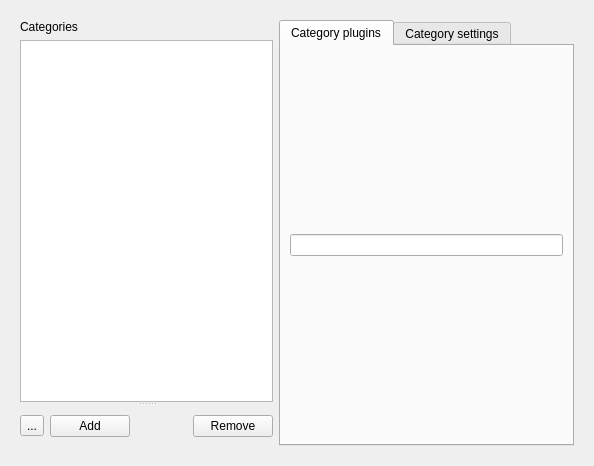
KDE/nepomuk-web-extractor, file service/kcm/categoriesPage.ui: the form before one commit.
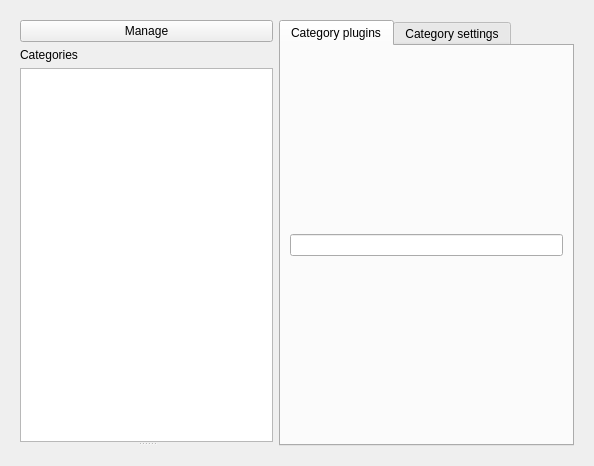
The form after the commit. Custom widgets are drawn as their Qt base class.

The edit to the form file:
```diff
--- a/service/kcm/categoriesPage.ui
+++ b/service/kcm/categoriesPage.ui
@@ -28,6 +28,13 @@
          </property>
          <widget class="QWidget" name="layoutWidget">
           <layout class="QVBoxLayout" name="verticalLayout_2">
+           <item>
+            <widget class="KPushButton" name="manageButton">
+             <property name="text">
+              <string>Manage</string>
+             </property>
+            </widget>
+           </item>
            <item>
             <widget class="QLabel" name="label_4">
              <property name="text">
@@ -41,42 +48,7 @@
           </layout>
          </widget>
          <widget class="QWidget" name="layoutWidget_2">
-          <layout class="QHBoxLayout" name="horizontalLayout_4">
-           <item>
-            <widget class="QToolButton" name="toolButton">
-             <property name="text">
-              <string>...</string>
-             </property>
-            </widget>
-           </item>
-           <item>
-            <widget class="KPushButton" name="kpushbutton">
-             <property name="text">
-              <string>Add</string>
-             </property>
-            </widget>
-           </item>
-           <item>
-            <spacer name="horizontalSpacer_3">
-             <property name="orientation">
-              <enum>Qt::Horizontal</enum>
-             </property>
-             <property name="sizeHint" stdset="0">
-              <size>
-               <width>40</width>
-               <height>20</height>
-              </size>
-             </property>
-            </spacer>
-           </item>
-           <item>
-            <widget class="KPushButton" name="kpushbutton_3">
-             <property name="text">
-              <string>Remove</string>
-             </property>
-            </widget>
-           </item>
-          </layout>
+          <layout class="QHBoxLayout" name="horizontalLayout_4"/>
          </widget>
         </widget>
        </item>
```
Left out of the diff: 40 changed lines with no effect on the pictures.
